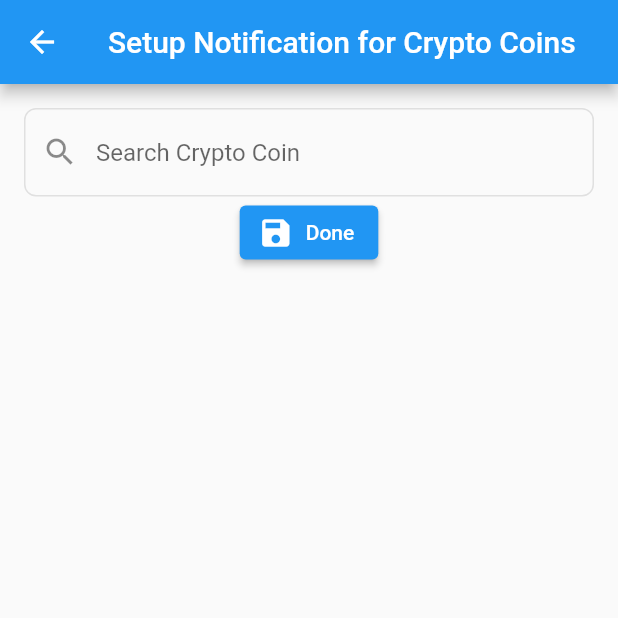
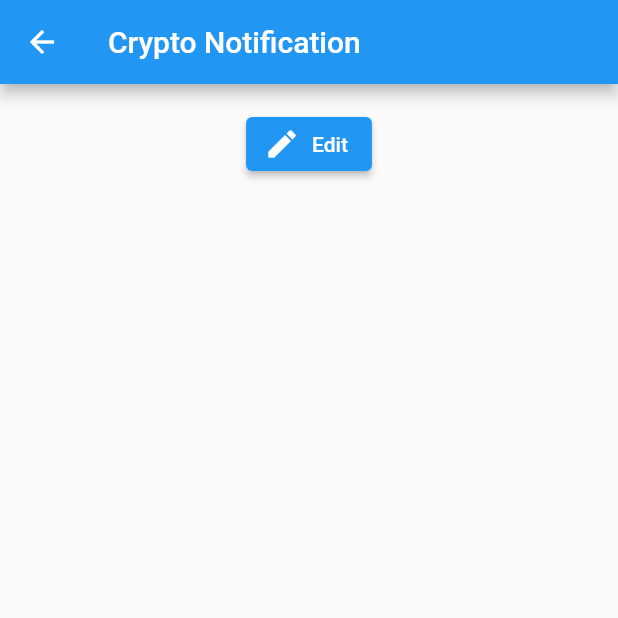
Before and after one commit to ashish051321/my_notif_app, a Flutter app: the CryptoSearchAndNotificationSettings screen opened directly, after a tap on "Done", on a phone screen of 412 x 824 dp, the top half of it. Run offline on Flutter 3.47's test engine with Material 2 defaults, Android fonts, the phone set to English and light mode, and no system bars; our stand-ins replace awesome_notifications, shared_preferences; accounts and stored records are empty; statements that could not run were skipped.

Commit message:
Added HomePage and plugged in data fetch from backend for cryptolist, storing in sharedPreferences to avoid multiple calls

```diff
--- a/lib/cryptoSearchAndNotificationSettings.dart
+++ b/lib/cryptoSearchAndNotificationSettings.dart
@@ -1,12 +1,10 @@
 import 'package:flutter/material.dart';
-import 'package:flutter/services.dart';
+import 'package:my_notif_app/homePage.dart';
+import 'package:my_notif_app/local_storage_service.dart';
 import 'package:shared_preferences/shared_preferences.dart';
 
-// import 'package:shared_preferences/shared_preferences.dart';
-// import 'package:autocomplete_textfield/autocomplete_textfield.dart';
-
 import 'crypto_backend.dart';
-// import 'local_storage_service.dart';
+import 'modelAndConstants.dart';
 
 class CryptoSearchAndNotificationSettings extends StatefulWidget {
   const CryptoSearchAndNotificationSettings({Key? key}) : super(key: key);
@@ -16,24 +14,24 @@ class CryptoSearchAndNotificationSettings extends StatefulWidget {
       _CryptoSearchAndNotificationSettingsState();
 }
 
-class CryptoInfo {
-  String name, symbol;
-
-  CryptoInfo(this.name, this.symbol);
-}
-
 class _CryptoSearchAndNotificationSettingsState
     extends State<CryptoSearchAndNotificationSettings> {
   final GlobalKey<_SubscribedCoinsListState> _cryptoListingWidgetKey =
       GlobalKey<_SubscribedCoinsListState>();
   bool isLoading = false;
-  List<CryptoInfo> data = [
-    CryptoInfo("Harmony", "ONE"),
-    CryptoInfo("Cardano", "ADA"),
-    CryptoInfo("Bitcoin", "BTC"),
-    CryptoInfo("Pancake Swap", "CAKE"),
-    CryptoInfo("Etherium", "ETH")
-  ];
+  late List<CryptoInfo> cryptoInfoList;
+
+  @override
+  void initState() {
+    // TODO: implement initState
+    super.initState();
+    () async {
+      List<CryptoInfo> response = await fetchAndSaveCryptoCoinsList();
+      setState(() async {
+        cryptoInfoList = response;
+      });
+    }();
+  }
 
   @override
   Widget build(BuildContext context) {
@@ -43,7 +41,9 @@ class _CryptoSearchAndNotificationSettingsState
       ),
       body: isLoading
           ? const Center(child: CircularProgressIndicator())
-          : Padding(
+          : SingleChildScrollView(
+              scrollDirection: Axis.vertical,
+              child: Padding(
                 padding: const EdgeInsets.all(16.0),
                 child: Column(
                   children: [
@@ -52,10 +52,12 @@ class _CryptoSearchAndNotificationSettingsState
                         if (searchStringVal.text.isEmpty) {
                           return const Iterable<String>.empty();
                         } else {
-                        return data
-                            .where((CryptoInfo item) => item.name
-                                .toLowerCase()
-                                .contains(searchStringVal.text.toLowerCase()))
+                          return cryptoInfoList
+                              .where((CryptoInfo item) =>
+                                  item.name.toLowerCase().contains(
+                                      searchStringVal.text.toLowerCase()) ||
+                                  item.symbol.toLowerCase().contains(
+                                      searchStringVal.text.toLowerCase()))
                               .map((e) => '${e.name} -- ${e.symbol}');
                         }
                       },
@@ -68,13 +70,16 @@ class _CryptoSearchAndNotificationSettingsState
                           decoration: InputDecoration(
                             border: OutlineInputBorder(
                                 borderRadius: BorderRadius.circular(8),
-                              borderSide: BorderSide(color: Colors.grey[300]!)),
+                                borderSide:
+                                    BorderSide(color: Colors.grey[300]!)),
                             focusedBorder: OutlineInputBorder(
                                 borderRadius: BorderRadius.circular(8),
-                              borderSide: BorderSide(color: Colors.grey[300]!)),
+                                borderSide:
+                                    BorderSide(color: Colors.grey[300]!)),
                             enabledBorder: OutlineInputBorder(
                                 borderRadius: BorderRadius.circular(8),
-                              borderSide: BorderSide(color: Colors.grey[300]!)),
+                                borderSide:
+                                    BorderSide(color: Colors.grey[300]!)),
                             hintText: "Search Crypto Coin",
                             prefixIcon: Icon(Icons.search),
                           ),
@@ -96,14 +101,15 @@ class _CryptoSearchAndNotificationSettingsState
                           storeCryptoList(_cryptoListingWidgetKey
                                   .currentState?.listOfSubscribedCoins)
                               .then((value) => {
-                                  Navigator.of(context).push(MaterialPageRoute(
-                                      builder: (context) =>
-                                          CryptoSearchAndNotificationSettings()))
+                                    Navigator.of(context).push(
+                                        MaterialPageRoute(
+                                            builder: (context) => HomePage()))
                                   });
                         },
                         icon: Icon(Icons.save),
                         label: Text('Done')),
                   ],
+                ),
               ),
             ),
     );
@@ -153,8 +159,10 @@ class _SubscribedCoinsListState extends State<SubscribedCoinsList> {
 
   @override
   Widget build(BuildContext context) {
-    return ListView.builder(
+    return SizedBox(
+      child: ListView.builder(
           shrinkWrap: true,
+          scrollDirection: Axis.vertical,
           itemCount: listOfSubscribedCoins.length,
           itemBuilder: (BuildContext context, int index) {
             return ListTile(
@@ -169,12 +177,7 @@ class _SubscribedCoinsListState extends State<SubscribedCoinsList> {
                   },
                 ),
                 title: Text("${listOfSubscribedCoins[index]}"));
-        });
-    // return ListView(
-    //     shrinkWrap: true,
-    //     padding: EdgeInsets.all(8),
-    //     // ignore: prefer_const_literals_to_create_immutables
-    //     children:
-    // );
+          }),
+    );
   }
 }
--- /dev/null
+++ b/lib/homePage.dart
@@ -0,0 +1,90 @@
+import 'package:flutter/material.dart';
+import 'package:shared_preferences/shared_preferences.dart';
+
+import 'cryptoSearchAndNotificationSettings.dart';
+import 'crypto_backend.dart';
+
+// Displays the coins that are marked for Notification
+// Will later give options to edit the API Keys and the notification frequency
+class HomePage extends StatelessWidget {
+  bool isLoading = false;
+
+  HomePage({Key? key}) : super(key: key);
+
+  @override
+  Widget build(BuildContext context) {
+    return Scaffold(
+      appBar: AppBar(
+        title: const Text('Crypto Notification'),
+      ),
+      body: isLoading
+          ? const Center(child: CircularProgressIndicator())
+          : SingleChildScrollView(
+              scrollDirection: Axis.vertical,
+              child: Padding(
+                padding: const EdgeInsets.all(16.0),
+                child: Column(
+                  children: [
+                    SubscribedCoinsList(),
+                    ElevatedButton.icon(
+                        onPressed: () {
+                          Navigator.of(context).push(MaterialPageRoute(
+                              builder: (context) =>
+                                  CryptoSearchAndNotificationSettings()));
+                        },
+                        icon: Icon(Icons.edit),
+                        label: Text('Edit')),
+                  ],
+                ),
+              ),
+            ),
+    );
+  }
+}
+
+class SubscribedCoinsList extends StatefulWidget {
+  const SubscribedCoinsList({Key? key}) : super(key: key);
+
+  @override
+  _SubscribedCoinsListState createState() => _SubscribedCoinsListState();
+}
+
+class _SubscribedCoinsListState extends State<SubscribedCoinsList> {
+  List<String> listOfSubscribedCoins = [];
+
+  @override
+  void initState() {
+    super.initState();
+
+    // Create anonymous function:
+    () async {
+      SharedPreferences prefs = await SharedPreferences.getInstance();
+      List<String>? stringList;
+      if (prefs.getStringList("CryptoList") == null) {
+        stringList = [];
+      } else {
+        stringList = prefs.getStringList("CryptoList");
+      }
+
+      setState(() {
+        listOfSubscribedCoins = stringList!;
+        // Update your UI with the desired changes.
+      });
+    }();
+  }
+
+  @override
+  Widget build(BuildContext context) {
+    return SizedBox(
+      // height: 400,
+
+      child: ListView.builder(
+          shrinkWrap: true,
+          scrollDirection: Axis.vertical,
+          itemCount: listOfSubscribedCoins.length,
+          itemBuilder: (BuildContext context, int index) {
+            return ListTile(title: Text("${listOfSubscribedCoins[index]}"));
+          }),
+    );
+  }
+}
```
Also changed, not shown: lib/crypto_backend.dart (+12 -9 lines), lib/local_storage_service.dart (+23 -1 lines), lib/main.dart (+5 -99 lines), lib/modelAndConstants.dart (added, +22 -0 lines). Lines whose indentation alone changed are shown as unchanged.
